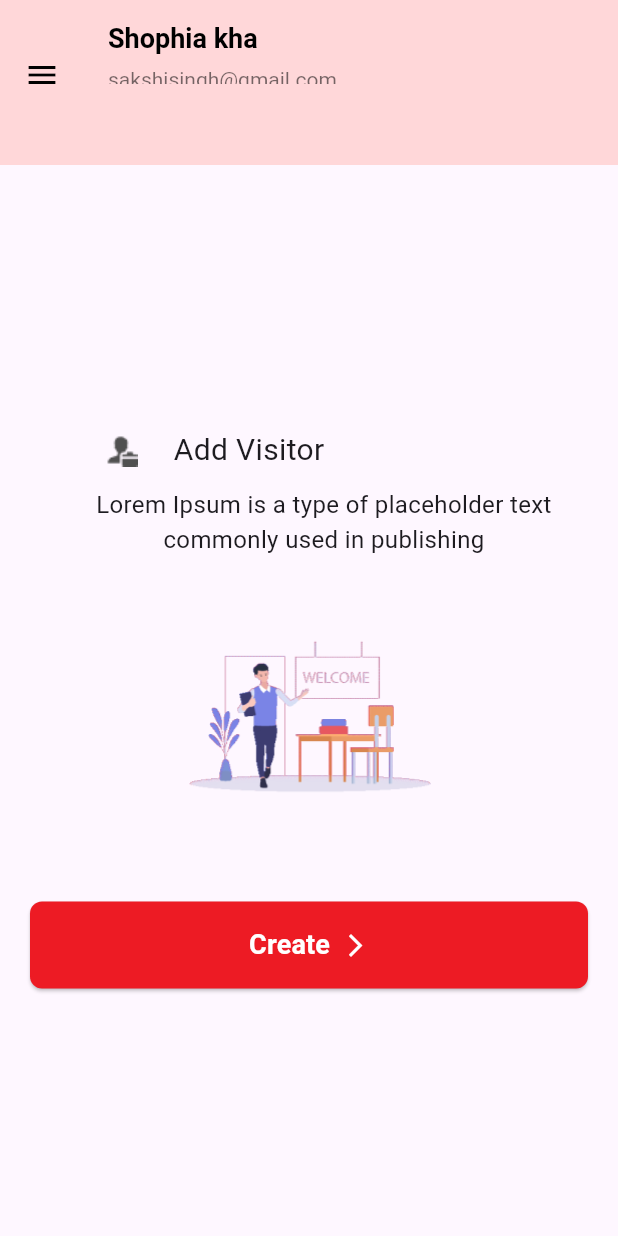
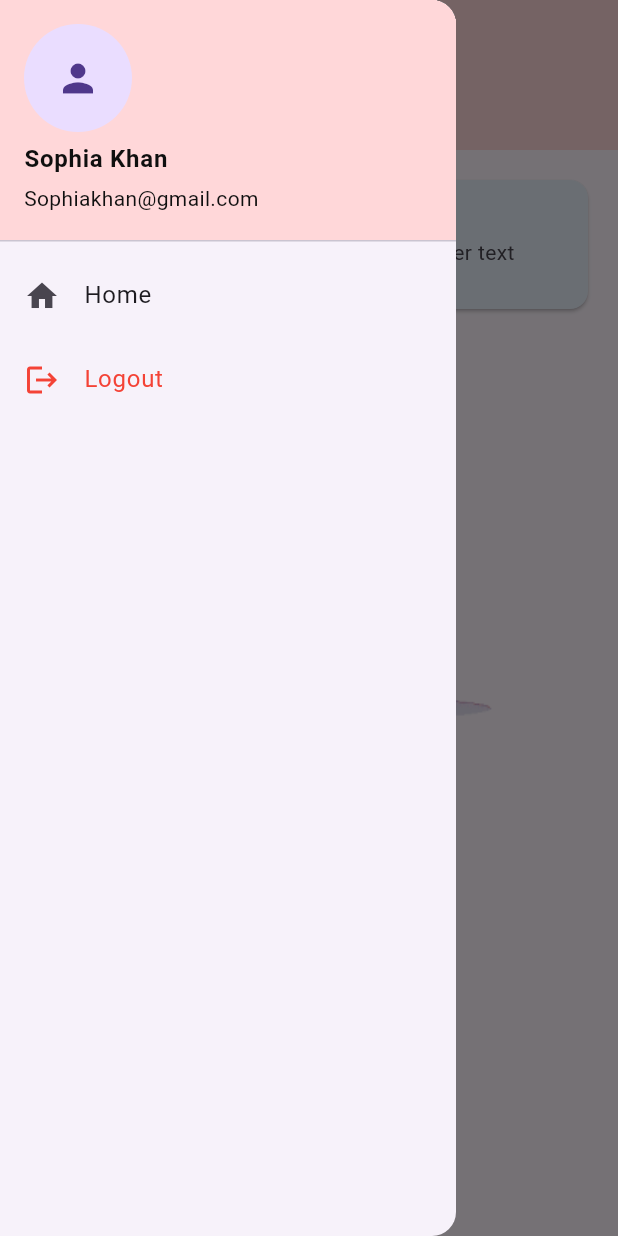
Before and after one commit to sakshi-me-dev/clay_world_visitor, a Flutter app: the screen it shows after launch, after a tap on "Login", after a tap on the "menu" icon, on a phone screen of 412 x 824 dp. Run offline on Flutter 3.47's test engine with Material 3 defaults, Android fonts, the phone set to English and light mode, and no system bars.

Commit message:
submitScreen 04/01/25

```diff
--- a/lib/views/screens/home/home_screen.dart
+++ b/lib/views/screens/home/home_screen.dart
@@ -1,69 +1,69 @@
 import 'package:flutter/material.dart';
 import '../../utils/image_paths.dart';
 import '../../widgets/custom_appbar.dart';
-import '../../widgets/custom_button.dart';
+import '../../widgets/custom_drower.dart';
 import '../submission/submission_screen.dart';
 
 class HomeScreen extends StatelessWidget {
-  const HomeScreen({super.key});
+  HomeScreen({super.key});
+
+  final GlobalKey<ScaffoldState> scaffoldKey = GlobalKey();
 
   @override
   Widget build(BuildContext context) {
     return Scaffold(
-      appBar: const CustomAppBar(),
-      body: Column(
-        mainAxisAlignment: MainAxisAlignment.center,
-        crossAxisAlignment: CrossAxisAlignment.center,
+      key: scaffoldKey,
+      drawer: const CustomDrawer(),
+      body: SingleChildScrollView(
+        child: Column(
           children: [
-          Row(
-            mainAxisAlignment: MainAxisAlignment.center,
+            CustomHeader(
+              onPressed: () {
+                if (scaffoldKey.currentState!.isDrawerOpen) {
+                  scaffoldKey.currentState!.closeDrawer();
+                } else {
+                  scaffoldKey.currentState!.openDrawer();
+                }
+              },
+            ),
+            Column(
               children: [
-              Image.asset(
-                personLogo,
-                width: 50,
-                height: 50,
+                InkWell(
+                  overlayColor:
+                      const WidgetStatePropertyAll(Colors.transparent),
+                  onTap: () {
+                    Navigator.push(
+                        context,
+                        MaterialPageRoute(
+                          builder: (context) => SubmissionScreen(),
+                        ));
+                  },
+                  child: Card(
+                    color: const Color(0xFFE8F0FB),
+                    margin: const EdgeInsets.only(top: 20, left: 20, right: 20),
+                    child: ListTile(
+                      leading: Padding(
+                        padding: const EdgeInsets.only(bottom: 35),
+                        child: Image.asset(personLogo),
                       ),
-              const SizedBox(
-                width: 10,
+                      title: const Text(
+                        "Add Visitor",
+                        style:
+                            TextStyle(fontSize: 20, color: Color(0xFF0F0F0F)),
                       ),
-              const Padding(
-                padding: EdgeInsets.only(right: 140),
-                child: Text(
-                  "Add Visitor",
-                  style: TextStyle(fontSize: 20),
-                ),
-              ),
-            ],
-          ),
-          const Padding(
-            padding: EdgeInsets.only(left: 50,right: 30),
-            child: Text(
-              "Lorem Ipsum is a type of placeholder text commonly used in publishing",
-              textAlign: TextAlign.center,
-              style: TextStyle(fontSize: 16),
-            ),
-          ),
-          Image.asset(
-            welComeLogo,
-            width: 300,
-            height: 200,
-          ),
-          Padding(
-            padding: const EdgeInsets.only(left: 20, right: 20, top: 30),
-            child: CustomButton(
-              buttonText: "Create",
-              onPressed: () {
-                Navigator.push(context,
-                    MaterialPageRoute(builder: (_) => SubmissionScreen()));
-              },
-              suffixIcon: const Icon(
-                Icons.arrow_forward_ios_outlined,
-                color: Colors.white,
-                size: 18,
+                      subtitle: const Text(
+                          "Lorem Ipsum is a type of placeholder text commonly used in publishing"),
                     ),
                   ),
                 ),
+                Padding(
+                  padding: const EdgeInsets.only(top: 40),
+                  child: Image.asset(welComeLogo),
+                )
               ],
+            )
+          ],
+        ),
       ),
     );
   }
--- a/lib/views/screens/login/login_screen.dart
+++ b/lib/views/screens/login/login_screen.dart
@@ -4,7 +4,7 @@ import 'package:clay_world_scholl/views/utils/app_text_styles.dart';
 import 'package:clay_world_scholl/views/widgets/custom_button.dart';
 import 'package:clay_world_scholl/views/widgets/custom_text_field.dart';
 import 'package:flutter/material.dart';
-
+import '../../widgets/CustomAnimationWidget.dart';
 import '../home/home_screen.dart';
 
 class LoginScreen extends StatelessWidget {
@@ -24,10 +24,15 @@ class LoginScreen extends StatelessWidget {
               mainAxisAlignment: MainAxisAlignment.start,
               crossAxisAlignment: CrossAxisAlignment.start,
               children: [
-                Center(
+                CustomAnimationWidget(
+                  duration: const Duration(seconds: 1),
+                  beginOffset: const Offset(0.0, -1.0),
+                  endOffset: Offset.zero,
+                  child: Center(
                     child: Image.asset(
                       appLogoPath,
                       height: 200,
+                    ),
                   ),
                 ),
                 const SizedBox(height: 20),
@@ -36,10 +41,7 @@ class LoginScreen extends StatelessWidget {
                   style: AppTextStyle.large(),
                   textAlign: TextAlign.center,
                 ),
-
                 const SizedBox(height: 10),
-
-                // Subtitle
                 Text(
                   loginSubtitle,
                   style: AppTextStyle.normal(
@@ -48,8 +50,10 @@ class LoginScreen extends StatelessWidget {
                   ),
                   textAlign: TextAlign.center,
                 ),
-
-                const SizedBox(height: 30),
+                const SizedBox(height: 50,),
+                CustomAnimationWidget(
+                  child: Column(
+                    children: [
                       CustomTextField(
                         hintText: emailHintText,
                         suffixIcon: Icons.email,
@@ -61,9 +65,7 @@ class LoginScreen extends StatelessWidget {
                           }
                         },
                       ),
-
                       const SizedBox(height: 20),
-
                       CustomTextField(
                           hintText: password,
                           suffixIcon: Icons.lock,
@@ -75,12 +77,12 @@ class LoginScreen extends StatelessWidget {
                               return null;
                             }
                           }),
-                const SizedBox(height: 60),
+                      const SizedBox(height: 70),
                       CustomButton(
                         buttonText: login,
                         onPressed: () {
                           Navigator.pushReplacement(context,
-                        MaterialPageRoute(builder: (_) => const HomeScreen()));
+                              MaterialPageRoute(builder: (_) => HomeScreen()));
                           if (loginKey.currentState!.validate()) {}
                         },
                         suffixIcon: const Icon(
@@ -91,6 +93,9 @@ class LoginScreen extends StatelessWidget {
                       ),
                     ],
                   ),
+                )
+              ],
+            ),
           ),
         ),
       ),
--- a/lib/views/screens/submission/submission_screen.dart
+++ b/lib/views/screens/submission/submission_screen.dart
@@ -1,9 +1,10 @@
 import 'package:clay_world_scholl/views/utils/constants/string_constants.dart';
-import 'package:clay_world_scholl/views/utils/app_text_styles.dart';
 import 'package:clay_world_scholl/views/widgets/custom_button.dart';
 import 'package:clay_world_scholl/views/widgets/custom_text_field.dart';
 import 'package:flutter/material.dart';
 import 'package:clay_world_scholl/views/widgets/custom_drop_down_field.dart';
+
+import '../../widgets/CustomAnimationWidget.dart';
 
 class SubmissionScreen extends StatelessWidget {
   SubmissionScreen({super.key});
@@ -13,36 +14,28 @@ class SubmissionScreen extends StatelessWidget {
   @override
   Widget build(BuildContext context) {
     return Scaffold(
+      appBar: AppBar(
+        backgroundColor: const Color(0xFFFFD7D9),
+        title: const Padding(
+          padding:  EdgeInsets.only(left: 70),
+          child: Text(
+                    "Visitor Info",
+                    style: TextStyle(
+          fontWeight: FontWeight.bold,
+                    ),
+                  ),
+        ),
+      ),
       body: Padding(
-        padding: const EdgeInsets.all(16.0),
+        padding: const EdgeInsets.only(top: 50, left: 20, right: 20),
         child: Form(
           key: registerKey,
+          child: SingleChildScrollView(
+            child: CustomAnimationWidget(
               child: Column(
-            mainAxisAlignment: MainAxisAlignment.start,
+                mainAxisAlignment: MainAxisAlignment.center,
                 crossAxisAlignment: CrossAxisAlignment.start,
                 children: [
-              Text(
-                visitorInfo,
-                style: AppTextStyle.large(
-                  fontSize: 24,
-                  fontWeight: FontWeight.bold,
-                ),
-                textAlign: TextAlign.center,
-              ),
-
-              const SizedBox(height: 10),
-
-              const Text(
-                registerSubtitle,
-                style: TextStyle(
-                  fontSize: 16,
-                  color: Colors.grey,
-                ),
-                textAlign: TextAlign.center,
-              ),
-
-              const SizedBox(height: 30),
-
                   textFieldTitle("Visitor Name"),
                   const SizedBox(
                     height: 5,
@@ -57,9 +50,7 @@ class SubmissionScreen extends StatelessWidget {
                           return null;
                         }
                       }),
-
                   const SizedBox(height: 20),
-
                   textFieldTitle("Visitor Number"),
                   const SizedBox(
                     height: 5,
@@ -75,9 +66,7 @@ class SubmissionScreen extends StatelessWidget {
                           return null;
                         }
                       }),
-
                   const SizedBox(height: 20),
-
                   textFieldTitle("Visitor Email", isRequired: false),
                   const SizedBox(
                     height: 5,
@@ -93,19 +82,21 @@ class SubmissionScreen extends StatelessWidget {
                           return null;
                         }
                       }),
-
                   const SizedBox(height: 20),
-
                   textFieldTitle("Visitor Purpose", isRequired: true),
                   const SizedBox(
                     height: 5,
                   ),
                   CustomDropDownField(
-                items: const ["Curriculum Support", "Admissions", "Academic Competitions", "other "],
+                    items: const [
+                      "Curriculum Support",
+                      "Admissions",
+                      "Academic Competitions",
+                      "other "
+                    ],
                     value: "Curriculum Support",
                     onChanged: (value) {},
                   ),
-
                   const SizedBox(height: 60),
                   CustomButton(
                     buttonText: submit,
@@ -122,6 +113,8 @@ class SubmissionScreen extends StatelessWidget {
               ),
             ),
           ),
+        ),
+      ),
     );
   }
 
@@ -132,7 +125,7 @@ class SubmissionScreen extends StatelessWidget {
           text: TextSpan(
         text: title,
         style: const TextStyle(
-          color: Colors.black,
+          color: Color(0xFF0F0F0F),
           fontSize: 16.0,
         ),
         children: [
--- /dev/null
+++ b/lib/views/widgets/CustomAnimationWidget.dart
@@ -0,0 +1,60 @@
+
+
+import 'package:flutter/cupertino.dart';
+
+class CustomAnimationWidget extends StatefulWidget {
+  final Widget child; // The widget to animate
+  final Duration duration; // Animation duration
+  final Offset beginOffset; // Starting offset for SlideTransition
+  final Offset endOffset; // Ending offset for SlideTransition
+
+  const CustomAnimationWidget({
+    super.key,
+    required this.child,
+    this.duration = const Duration(seconds: 1), // Default duration
+    this.beginOffset = const Offset(1.0, 0.0), // Default start offset
+    this.endOffset = Offset.zero, // Default end offset
+  });
+
+  @override
+  CustomAnimationWidgetState createState() => CustomAnimationWidgetState();
+}
+
+class CustomAnimationWidgetState extends State<CustomAnimationWidget>
+    with SingleTickerProviderStateMixin {
+  late AnimationController _controller;
+  late Animation<Offset> _offsetAnimation;
+
+  @override
+  void initState() {
+    super.initState();
+    _controller = AnimationController(
+      vsync: this,
+      duration: widget.duration,
+    );
+
+    _offsetAnimation = Tween<Offset>(
+      begin: widget.beginOffset,
+      end: widget.endOffset,
+    ).animate(CurvedAnimation(
+      parent: _controller,
+      curve: Curves.easeInOut,
+    ));
+
+    _controller.forward(); // Start the animation
+  }
+
+  @override
+  void dispose() {
+    _controller.dispose();
+    super.dispose();
+  }
+
+  @override
+  Widget build(BuildContext context) {
+    return SlideTransition(
+      position: _offsetAnimation,
+      child: widget.child,
+    );
+  }
+}
--- a/lib/views/widgets/custom_appbar.dart
+++ b/lib/views/widgets/custom_appbar.dart
@@ -1,50 +1,56 @@
 import 'package:flutter/material.dart';
 
-import '../utils/constants/string_constants.dart'; // Ensure the constant is correctly imported
-
-class CustomAppBar extends StatelessWidget implements PreferredSizeWidget {
-  const CustomAppBar({super.key});
+class CustomHeader extends StatelessWidget {
+  void Function()? onPressed;
+   CustomHeader({super.key, required this.onPressed});
 
   @override
   Widget build(BuildContext context) {
-    return AppBar(
-      backgroundColor: const Color(0xFFFFD7D9),
-      elevation: 0,
-      leading: Padding(
-        padding: const EdgeInsets.only(top: 30),
+    return Container(
+      height: 100,
+      decoration: const BoxDecoration(
+        color: Color(0xFFFFD7D9),
+      ),
+      padding: const EdgeInsets.only(top: 35, left: 16, right: 16, ),
+      child: Row(
+        crossAxisAlignment: CrossAxisAlignment.start,
+        children: [
+          Padding(
+            padding: const EdgeInsets.only(top: 10),
             child: IconButton(
-          icon: const Icon(Icons.menu, color: Colors.black),
-          onPressed: () {},
+              icon: const Icon(Icons.menu, color: Color(0xFF0F0F0F),size: 30,),
+              onPressed: onPressed,
             ),
           ),
-      title: const Padding(
-        padding: EdgeInsets.only(top: 20), // Adjust the top padding
+          const SizedBox(width: 10),
+          // Title and Email
+          const Expanded(
+            child: Padding(
+              padding: EdgeInsets.only(top: 10),
               child: Column(
                 crossAxisAlignment: CrossAxisAlignment.start,
-          mainAxisAlignment: MainAxisAlignment.center, // Center vertically
                 children: [
                   Text(
-              shohiaKhan, // Make sure this constant is properly imported
+                    'Shophia Khan',
                     style: TextStyle(
-                color: Colors.black,
+                      color: Color(0xFF0F0F0F),
                       fontSize: 18,
                       fontWeight: FontWeight.bold,
                     ),
                   ),
-            SizedBox(height: 7),
                   Text(
                     'sakshisingh@gmail.com',
                     style: TextStyle(
-                color: Colors.black54,
+                      color: Color(0xFF0F0F0F),
                       fontSize: 14,
                     ),
                   ),
                 ],
               ),
             ),
+          ),
+        ],
+      ),
     );
   }
-
-  @override
-  Size get preferredSize => const Size.fromHeight(110); // AppBar height
 }
--- a/lib/views/widgets/custom_button.dart
+++ b/lib/views/widgets/custom_button.dart
@@ -5,7 +5,6 @@ class CustomButton extends StatelessWidget {
   final String buttonText;
   final VoidCallback onPressed;
   final Widget? suffixIcon;
-
   const CustomButton({super.key,
     required this.buttonText,
     required this.onPressed,
--- /dev/null
+++ b/lib/views/widgets/custom_drower.dart
@@ -0,0 +1,52 @@
+import 'package:flutter/material.dart';
+
+import '../screens/home/home_screen.dart';
+
+class CustomDrawer extends StatelessWidget {
+  const CustomDrawer({super.key});
+
+  @override
+  Widget build(BuildContext context) {
+    return Drawer(
+      child: Column(
+        crossAxisAlignment: CrossAxisAlignment.start,
+        children: [
+          const UserAccountsDrawerHeader(
+            accountName: Text(
+              "Sophia Khan",
+              style: TextStyle(color: Color(0xFF0F0F0F), fontWeight: FontWeight.bold,),
+            ),
+            accountEmail: Text(
+              "Sophiakhan@gmail.com",
+              style: TextStyle(color: Color(0xFF0F0F0F)),
+            ),
+            currentAccountPicture: CircleAvatar(
+              child: Icon(Icons.person, size: 30),
+            ),
+            decoration: BoxDecoration(color: Color(0xFFFFD7D9)),
+          ),
+          ListTile(
+            leading: const Icon(Icons.home),
+            title: const Text('Home'),
+            onTap: () {
+              Navigator.pop(context);
+              Navigator.push(context,
+                  MaterialPageRoute(builder: (context) => HomeScreen()));
+            },
+          ),
+          // const Divider(),
+          ListTile(
+            leading: const Icon(Icons.logout, color: Colors.red),
+            title: const Text(
+              'Logout',
+              style: TextStyle(color: Colors.red),
+            ),
+            onTap: () {
+              Navigator.pop(context); // Close the drawer
+            },
+          ),
+        ],
+      ),
+    );
+  }
+}
--- a/pubspec.yaml
+++ b/pubspec.yaml
@@ -35,6 +35,7 @@ dependencies:
   # The following adds the Cupertino Icons font to your application.
   # Use with the CupertinoIcons class for iOS style icons.
   cupertino_icons: ^1.0.8
+  animate_do: ^3.3.4
 
 dev_dependencies:
   flutter_test:
```
Also changed, not shown: lib/testting/tasting.dart (added), pubspec.lock. Lines whose indentation alone changed are shown as unchanged.
